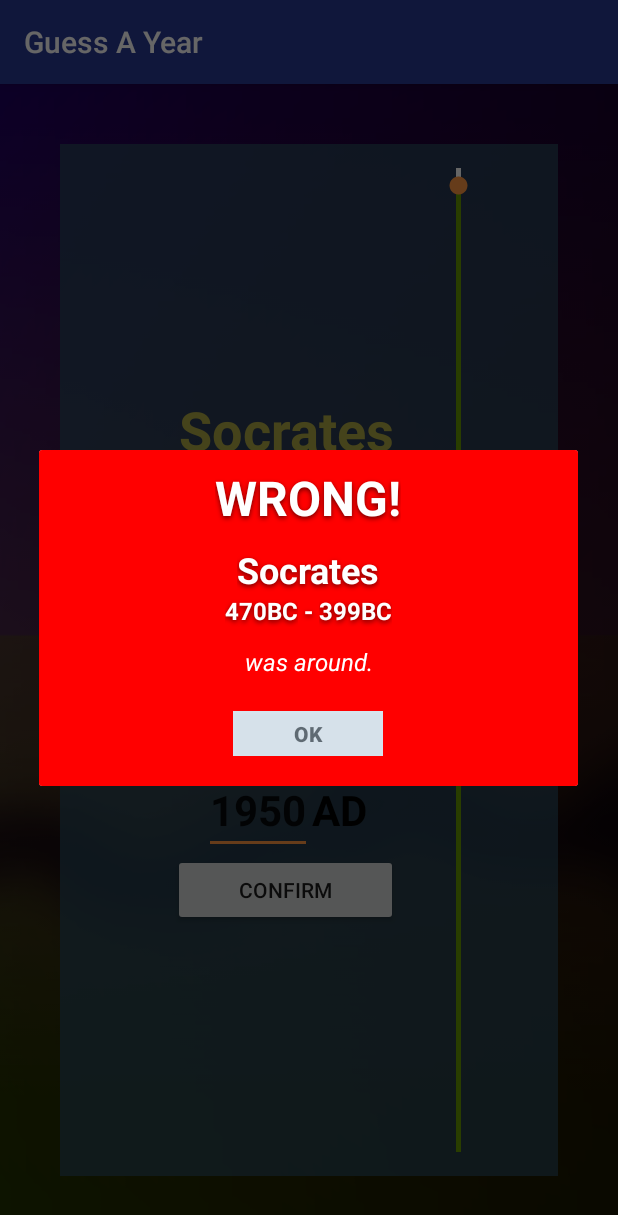
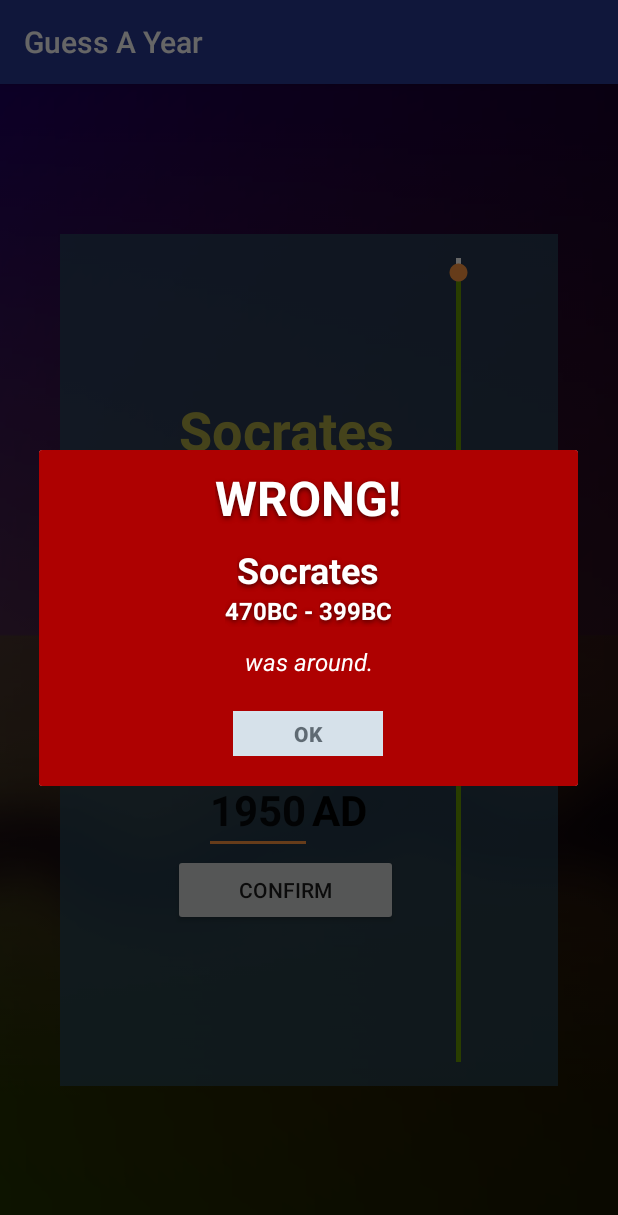
Before and after one commit to simplegr33n/android_kotlin_year_game, an Android app: the screen it shows after launch (MainActivity), after a tap on "CONFIRM", on a phone screen of 412 x 824 dp. Shown: the top 1215 px of the screen. Run offline under Robolectric (Android 15) with nearby library versions, the phone set to English and light mode, and no system bars.

Commit message:
moved my genDummyData() method to an object outside of MainActivity.kt

```diff
--- a/app/src/main/java/ca/ggolda/guessayear/activities/MainActivity.kt
+++ b/app/src/main/java/ca/ggolda/guessayear/activities/MainActivity.kt
@@ -10,10 +10,10 @@ import android.text.Editable
 import android.text.TextWatcher
 import java.util.*
 import android.app.AlertDialog
-import android.content.Context
-import android.graphics.Color
+import android.support.v4.content.ContextCompat
 import android.support.v4.content.res.ResourcesCompat
 import android.widget.Button
+import ca.ggolda.guessayear.data.DummyDataGen
 import ca.ggolda.guessayear.data.FigureModel
 import kotlinx.android.synthetic.main.dialog_result.view.*
 
@@ -23,22 +23,18 @@ class MainActivity : AppCompatActivity() {
     lateinit var figuresList: List<FigureModel>
     var totalListItems: Int = 0
     var displayIndex: Int = 0
-    lateinit var mContext: Context
 
     override fun onCreate(savedInstanceState: Bundle?) {
         super.onCreate(savedInstanceState)
         setContentView(R.layout.activity_main)
 
-        mContext = applicationContext
-
         // Generate Data
-        figuresList = generateDummyList().data
+        figuresList = DummyDataGen.genDummyList()
         totalListItems = figuresList.size
 
 
         // Set New Item
         setNewItem()
-
 
         // Set Year and Era Views
         edt_year.setText("" + skbr_year.progress)
@@ -49,12 +45,9 @@ class MainActivity : AppCompatActivity() {
 
             override fun afterTextChanged(s: Editable) {}
 
-            override fun beforeTextChanged(s: CharSequence, start: Int,
-                                           count: Int, after: Int) {
-            }
+            override fun beforeTextChanged(s: CharSequence, start: Int, count: Int, after: Int) {}
 
-            override fun onTextChanged(s: CharSequence, start: Int,
-                                       before: Int, count: Int) {
+            override fun onTextChanged(s: CharSequence, start: Int, before: Int, count: Int) {
                 val yearString = s.toString()
                 var yearInt: Int
                 yearInt = if (yearString != "") {
@@ -88,10 +81,6 @@ class MainActivity : AppCompatActivity() {
                 } else {
                     edt_year.hint = "" + skbr_year.progress
                 }
-
-
-
-
             }
         })
 
@@ -172,17 +161,6 @@ class MainActivity : AppCompatActivity() {
         }
     }
 
-    private fun generateDummyList() = object {
-        val person0 = FigureModel("0", "Genghis Khan", "genghis_khan_1227", "was around.", 1162, 1227,
-                10, 0)
-        val person1 = FigureModel("1", "Walt Disney", "walt_disney_1966", "was around.", 1901, 1966,
-                0, 0)
-        val person2 = FigureModel("2", "Socrates", "socrates_399n", "was around.", -470, -399,
-                10, 0)
-        val person3 = FigureModel("3", "Dan Brown", "dan_brown_9999", "was around.", 1964, 9999,
-                0, 0)
-        val data: List<FigureModel> = listOf(person0, person1, person2, person3)
-    }
 
     private fun grabRandomFromList() = object {
         // Get Random Item based on available range
@@ -237,7 +215,7 @@ class MainActivity : AppCompatActivity() {
                 }
             }
 
-            dialogLayout.setBackgroundColor(Color.GREEN)
+            dialogLayout.setBackgroundColor(ContextCompat.getColor(applicationContext, R.color.colorCorrect))
 
 
         } else {
@@ -260,11 +238,10 @@ class MainActivity : AppCompatActivity() {
                     deathYear.text = "" + tempInt + "BC"
                 } else {
                     deathYear.text = "" + item.deathYr
-                    deathYear.getText()
                 }
             }
 
-            dialogLayout.setBackgroundColor(Color.RED)
+            dialogLayout.setBackgroundColor(ContextCompat.getColor(applicationContext, R.color.colorIncorrect))
 
         }
 
--- /dev/null
+++ b/app/src/main/java/ca/ggolda/guessayear/data/DummyDataGen.kt
@@ -0,0 +1,17 @@
+package ca.ggolda.guessayear.data
+
+object DummyDataGen {
+
+    fun genDummyList() : List<FigureModel> {
+        val person0 = FigureModel("0", "Genghis Khan", "genghis_khan_1227", "was around.", 1162, 1227,
+                10, 0)
+        val person1 = FigureModel("1", "Walt Disney", "walt_disney_1966", "was around.", 1901, 1966,
+                0, 0)
+        val person2 = FigureModel("2", "Socrates", "socrates_399n", "was around.", -470, -399,
+                10, 0)
+        val person3 = FigureModel("3", "Dan Brown", "dan_brown_9999", "was around.", 1964, 9999,
+                0, 0)
+
+        return listOf(person0, person1, person2, person3)
+    }
+}
--- a/app/src/main/java/ca/ggolda/guessayear/data/FigureModel.kt
+++ b/app/src/main/java/ca/ggolda/guessayear/data/FigureModel.kt
@@ -23,5 +23,4 @@ class FigureModel {
         this.deathError = deathError
     }
 
-
 }
--- a/app/src/main/res/layout/activity_main.xml
+++ b/app/src/main/res/layout/activity_main.xml
@@ -26,10 +26,12 @@
     <LinearLayout
         android:layout_width="match_parent"
         android:layout_height="match_parent"
-        android:layout_margin="40dp"
+        android:layout_marginTop="100dp"
+        android:layout_marginBottom="100dp"
+        android:layout_marginLeft="40dp"
+        android:layout_marginRight="40dp"
         android:background="@color/colorForegroundTrans"
         android:gravity="center"
-        android:minWidth="80pt"
         android:layout_centerInParent="true"
         android:orientation="horizontal">
 
--- a/app/src/main/res/values/colors.xml
+++ b/app/src/main/res/values/colors.xml
@@ -10,6 +10,6 @@
 
     <color name="colorNameText">#aea744</color>
 
-    <color name="colorCorrect">#35e746</color>
-    <color name="colorIncorrect">#f51130</color>
+    <color name="colorCorrect">#10811b</color>
+    <color name="colorIncorrect">#ae0101</color>
 </resources>
```
